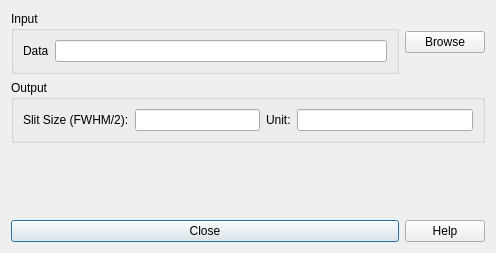
The window that src/sas/qtgui/UI/SlitSizeCalculator.ui (SasView/sasview) describes before a commit, drawn with Qt 5.
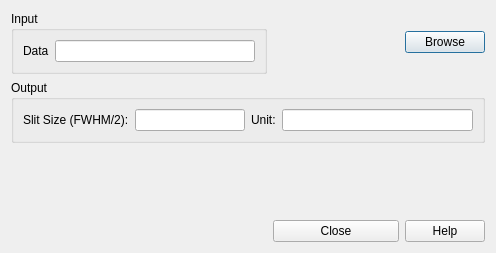
The same window after the commit. Icons and pictures are not drawn.

```diff
--- a/src/sas/qtgui/UI/SlitSizeCalculator.ui
+++ b/src/sas/qtgui/UI/SlitSizeCalculator.ui
@@ -21,19 +21,6 @@
    <string/>
   </property>
   <layout class="QGridLayout" name="gridLayout_3">
-   <item row="2" column="0">
-    <spacer name="verticalSpacer_2">
-     <property name="orientation">
-      <enum>Qt::Vertical</enum>
-     </property>
-     <property name="sizeHint" stdset="0">
-      <size>
-       <width>20</width>
-       <height>40</height>
-      </size>
-     </property>
-    </spacer>
-   </item>
    <item row="0" column="0">
     <widget class="QGroupBox" name="groupBox">
      <property name="title">
@@ -50,10 +37,10 @@
          </widget>
         </item>
         <item>
-         <widget class="QLineEdit" name="deltaq_in">
+         <widget class="QLineEdit" name="data_file">
           <property name="minimumSize">
            <size>
-            <width>300</width>
+            <width>200</width>
             <height>21</height>
            </size>
           </property>
@@ -67,17 +54,20 @@
      </layout>
     </widget>
    </item>
-   <item row="3" column="0">
-    <widget class="QPushButton" name="closeButton">
-     <property name="toolTip">
-      <string>&lt;html&gt;&lt;head/&gt;&lt;body&gt;&lt;p&gt;Close this window.&lt;/p&gt;&lt;/body&gt;&lt;/html&gt;</string>
+   <item row="2" column="0">
+    <spacer name="verticalSpacer_2">
+     <property name="orientation">
+      <enum>Qt::Vertical</enum>
      </property>
-     <property name="text">
-      <string>Close</string>
+     <property name="sizeHint" stdset="0">
+      <size>
+       <width>20</width>
+       <height>40</height>
+      </size>
      </property>
-    </widget>
+    </spacer>
    </item>
-   <item row="1" column="0" colspan="2">
+   <item row="1" column="0" colspan="3">
     <widget class="QGroupBox" name="groupBox_2">
      <property name="title">
       <string>Output</string>
@@ -93,10 +83,10 @@
          </widget>
         </item>
         <item>
-         <widget class="QLineEdit" name="lengthscale_out">
+         <widget class="QLineEdit" name="slit_length_out">
           <property name="minimumSize">
            <size>
-            <width>125</width>
+            <width>110</width>
             <height>21</height>
            </size>
           </property>
@@ -117,13 +107,16 @@
          </widget>
         </item>
         <item>
-         <widget class="QLineEdit" name="lineEdit">
+         <widget class="QLineEdit" name="unit_out">
           <property name="minimumSize">
            <size>
-            <width>120</width>
+            <width>100</width>
             <height>21</height>
            </size>
           </property>
+          <property name="readOnly">
+           <bool>true</bool>
+          </property>
          </widget>
         </item>
        </layout>
@@ -131,7 +124,7 @@
      </layout>
     </widget>
    </item>
-   <item row="0" column="1">
+   <item row="0" column="2">
     <widget class="QPushButton" name="browseButton">
      <property name="toolTip">
       <string>&lt;html&gt;&lt;head/&gt;&lt;body&gt;&lt;p&gt;Compute the thickness or diameter.&lt;/p&gt;&lt;/body&gt;&lt;/html&gt;</string>
@@ -141,7 +134,7 @@
      </property>
     </widget>
    </item>
-   <item row="3" column="1">
+   <item row="4" column="2">
     <widget class="QPushButton" name="helpButton">
      <property name="toolTip">
       <string>&lt;html&gt;&lt;head/&gt;&lt;body&gt;&lt;p&gt;Help using the Kiessing fringe calculator.&lt;/p&gt;&lt;/body&gt;&lt;/html&gt;</string>
@@ -151,6 +144,42 @@
      </property>
     </widget>
    </item>
+   <item row="4" column="0">
+    <spacer name="horizontalSpacer">
+     <property name="orientation">
+      <enum>Qt::Horizontal</enum>
+     </property>
+     <property name="sizeHint" stdset="0">
+      <size>
+       <width>40</width>
+       <height>20</height>
+      </size>
+     </property>
+    </spacer>
+   </item>
+   <item row="4" column="1">
+    <widget class="QPushButton" name="closeButton">
+     <property name="toolTip">
+      <string>&lt;html&gt;&lt;head/&gt;&lt;body&gt;&lt;p&gt;Close this window.&lt;/p&gt;&lt;/body&gt;&lt;/html&gt;</string>
+     </property>
+     <property name="text">
+      <string>Close</string>
+     </property>
+    </widget>
+   </item>
+   <item row="0" column="1">
+    <spacer name="horizontalSpacer_2">
+     <property name="orientation">
+      <enum>Qt::Horizontal</enum>
+     </property>
+     <property name="sizeHint" stdset="0">
+      <size>
+       <width>40</width>
+       <height>20</height>
+      </size>
+     </property>
+    </spacer>
+   </item>
   </layout>
  </widget>
  <resources>
```
